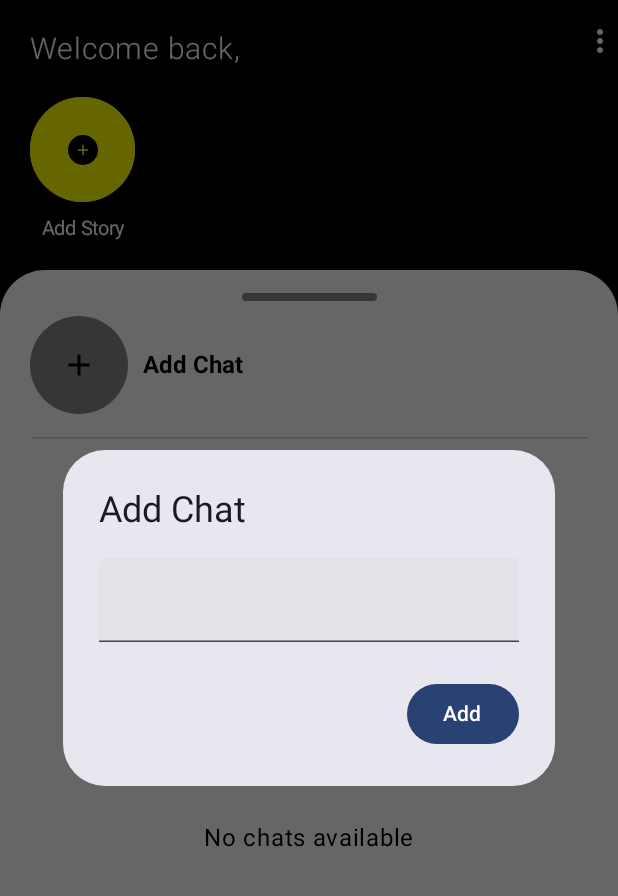
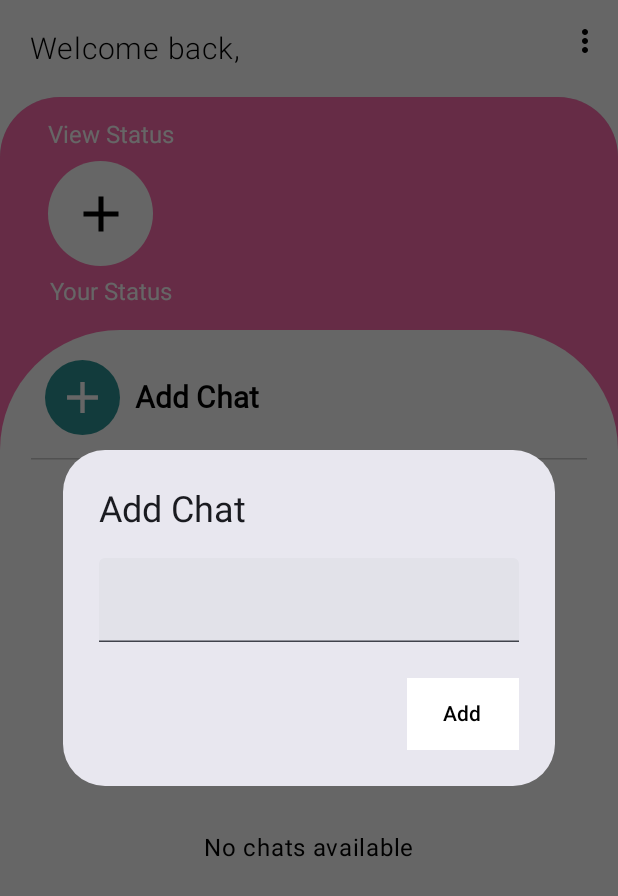
Before and after one commit to jiveshfirke/Intelli-Chat, an Android app built with Jetpack Compose: the HomeScreen screen opened through its navigation route, after a tap on "Add Chat", on a phone screen of 412 x 824 dp. Shown: the top 896 px of the screen. Run offline under Robolectric (Android 15) with nearby library versions, the phone set to English and light mode, and no system bars; our stand-ins replace Dagger/Hilt's generated code, Firebase (no records; nobody signed in at launch, a user with empty details on screens opened directly); libraries missing offline, so code that uses them is left out: com.google.mlkit.nl; Roboto replaces fonts that are not available here.

Commit message:
homeScreen is almost done
almost done but still add chat button needed to be redesign and font for user name on chat list

```diff
--- a/app/build.gradle.kts
+++ b/app/build.gradle.kts
@@ -74,6 +74,7 @@ dependencies {
     implementation(libs.firebase.auth)
     implementation(libs.firebase.firestore)
     implementation(libs.firebase.storage)
+    implementation(libs.smart.reply.common)
     testImplementation(libs.junit)
     androidTestImplementation(libs.androidx.junit)
     androidTestImplementation(libs.androidx.espresso.core)
--- a/app/src/main/java/com/dedsec/intellichat/screens/home_screen.kt
+++ b/app/src/main/java/com/dedsec/intellichat/screens/home_screen.kt
@@ -30,6 +30,8 @@ import androidx.compose.material.icons.filled.Add
 import androidx.compose.material.icons.filled.MoreVert
 import androidx.compose.material3.AlertDialog
 import androidx.compose.material3.Button
+import androidx.compose.material3.ButtonDefaults
+import androidx.compose.material3.Card
 import androidx.compose.material3.DropdownMenu
 import androidx.compose.material3.DropdownMenuItem
 import androidx.compose.material3.HorizontalDivider
@@ -43,12 +45,16 @@ import androidx.compose.runtime.remember
 import androidx.compose.ui.Alignment
 import androidx.compose.ui.Modifier
 import androidx.compose.ui.draw.clip
+import androidx.compose.ui.draw.clipToBounds
 import androidx.compose.ui.graphics.Color
+import androidx.compose.ui.graphics.RectangleShape
+import androidx.compose.ui.layout.ContentScale
 import androidx.compose.ui.platform.LocalContext
 import androidx.compose.ui.res.painterResource
 import androidx.compose.ui.text.SpanStyle
 import androidx.compose.ui.text.TextStyle
 import androidx.compose.ui.text.buildAnnotatedString
+import androidx.compose.ui.text.font.FontFamily
 import androidx.compose.ui.text.font.FontWeight
 import androidx.compose.ui.text.input.KeyboardType
 import androidx.compose.ui.text.withStyle
@@ -64,6 +70,7 @@ import com.dedsec.intellichat.navigation.Chat
 import com.dedsec.intellichat.navigation.Profile
 import com.dedsec.intellichat.navigation.Single_Status
 import com.dedsec.intellichat.navigation.Start
+import com.dedsec.intellichat.ui.theme.welcomeFont
 
 @Composable
 fun HomeScreen(
@@ -77,7 +84,7 @@ fun HomeScreen(
     Box(
         modifier = Modifier
             .fillMaxSize()
-            .background(Color.Black)
+            .background(Color.White)
             .safeDrawingPadding()
             .padding(top = 15.dp)
     ) {
@@ -87,7 +94,16 @@ fun HomeScreen(
         ) {
             Header(vm.userData.value?.name)
 
-            LazyRow {
+            Card(
+                modifier = Modifier
+                    .fillMaxWidth(),
+                shape = RoundedCornerShape(topStart = 40.dp, topEnd = 40.dp)
+            ) {
+                LazyRow(
+                    modifier = Modifier
+                        .background(Color(0xFFFF6EAF))
+                        .fillMaxWidth()
+                ) {
                     item {
                         val launcher = rememberLauncherForActivityResult(
                             contract = ActivityResultContracts.GetContent()
@@ -132,15 +148,17 @@ fun HomeScreen(
                         }
                     }
                 }
+            }
 
             Box(
                 modifier = Modifier
-                    .padding(top = 20.dp)
+                    .padding(top = 0.dp)
+                    .background(Color(0xFFFF6EAF))
                     .fillMaxSize()
                     .clip(
                         RoundedCornerShape(
-                            topStart = 30.dp,
-                            topEnd = 30.dp
+                            topStart = 80.dp,
+                            topEnd = 80.dp
                         )
                     )
                     .background(Color.White),
@@ -151,7 +169,7 @@ fun HomeScreen(
                     modifier = Modifier
                         .fillMaxSize()
                 ) {
-                    BottomSheet()
+//                    BottomSheet()
                     val showDialog = remember {
                         mutableStateOf(false)
                     }
@@ -211,26 +229,35 @@ fun HomeScreen(
             Icon(
                 imageVector = Icons.Default.MoreVert,
                 contentDescription = null,
-                tint = Color.White,
+                tint = Color.Black,
                 modifier = Modifier
                     .clickable {
                         isVisible.value = !isVisible.value
                     }
+                    .padding(end = 10.dp)
             )
             DropdownMenu(
                 expanded = isVisible.value,
                 onDismissRequest = { isVisible.value = !isVisible.value },
-                modifier = Modifier,
-
+                modifier = Modifier
+                    .background(Color.White),
                 ) {
                 DropdownMenuItem(
-                    text = { Text(text = "Profile") },
+                    text = {
+                        Text(
+                            text = "Profile",
+                            fontSize = 18.sp
+                        )},
                     onClick = {
                         navHostController.navigate(Profile)
                     }
                 )
                 DropdownMenuItem(
-                    text = { Text(text = "Logout") },
+                    text = {
+                        Text(
+                            text = "Logout",
+                            fontSize = 18.sp
+                        ) },
                     onClick = {
                         vm.signOut()
                         navHostController.navigate(Start) {
@@ -262,15 +289,23 @@ fun addChatFunction(
                 Button(
                     onClick = {
                         addChat(addChatNumber.value)
-                    }
+                    },
+                    modifier = Modifier
+                        .background(Color.White),
+                    colors = ButtonDefaults.buttonColors(Color.White),
+                    shape = RoundedCornerShape(30.dp)
                 ) {
                     Text(
-                        "Add"
+                        text = "Add",
+                        color = Color.Black
                     )
                 }
             },
             title = {
-                Text(text = "Add Chat")
+                Text(
+                    text = "Add Chat",
+
+                )
             },
             text = {
                 TextField(
@@ -299,28 +334,33 @@ fun AddChatRow(
         Row(
             modifier = Modifier
                 .fillMaxWidth()
-                .padding(horizontal = 20.dp, vertical = 10.dp),
+                .padding(top = 20.dp, start = 30.dp, end = 20.dp, bottom = 10.dp),
             verticalAlignment = Alignment.CenterVertically
         ) {
             Box(
                 modifier = Modifier
-                    .size(65.dp)
+                    .size(50.dp)
                     .clip(CircleShape)
-                    .background(Color.Gray),
+                    .background(Color(0xFF2D9596)),
                 contentAlignment = Alignment.Center
             ) {
                 Icon(
                     imageVector = Icons.Default.Add,
+                    tint = Color.White,
+                    modifier = Modifier
+                        .size(35.dp),
                     contentDescription = null
                 )
             }
             Spacer(modifier = Modifier.width(10.dp))
+
             Text(
                 "Add Chat",
                 style = TextStyle(
-                    fontSize = 16.sp,
+                    fontSize = 20.sp,
                     color = Color.Black,
-                    fontWeight = FontWeight.Bold
+                    fontWeight = FontWeight.Bold,
+                    fontFamily = welcomeFont
                 ),
             )
         }
@@ -370,6 +410,8 @@ fun UserRow(chatuser: ChatUser, onClick: () -> Unit) {
                     contentDescription = "Person Profile",
                     modifier = Modifier
                         .size(50.dp)
+                        .clip(CircleShape),
+                    contentScale = ContentScale.Crop
                 )
             } else {
                 Image(
@@ -377,6 +419,8 @@ fun UserRow(chatuser: ChatUser, onClick: () -> Unit) {
                     contentDescription = "Person Profile",
                     modifier = Modifier
                         .size(50.dp)
+                        .clip(CircleShape),
+                    contentScale = ContentScale.Crop
                 )
             }
             Spacer(
@@ -418,7 +462,7 @@ fun Header(name: String?) {
     val text = buildAnnotatedString {
         withStyle(
             style = SpanStyle(
-                color = Color.White,
+                color = Color.Black,
                 fontSize = 20.sp,
                 fontWeight = FontWeight.W300
             )
@@ -428,11 +472,11 @@ fun Header(name: String?) {
         withStyle(
             style = SpanStyle(
                 fontSize = 20.sp,
-                color = Color.White,
+                color = Color.Black,
                 fontWeight = FontWeight.Bold
             )
         ) {
-            append(name?: "")
+            append(name ?: "")
         }
     }
     Text(
@@ -445,13 +489,23 @@ fun Header(name: String?) {
 @Composable
 fun AddStoryLayout(onClick: () -> Unit) {
     Column(
+        verticalArrangement = Arrangement.Center,
         modifier = Modifier
-            .padding(start = 20.dp)
+            .padding(start = 32.dp, top = 16.dp, bottom = 16.dp)
     ) {
+        Text(
+            text = "View Status",
+            style = TextStyle(
+                color = Color.White,
+                fontSize = 16.sp
+            ),
+            modifier = Modifier
+        )
+        Spacer(modifier = Modifier.height(8.dp))
         Box(
             modifier = Modifier
-                .border(2.dp, Color.Yellow, CircleShape)
-                .background(Color.Yellow, CircleShape)
+//                .border(width = 3.dp, color = Color.Black, shape = CircleShape)
+                .background(Color.White, CircleShape)
                 .size(70.dp)
                 .clickable {
                     onClick()
@@ -459,26 +513,26 @@ fun AddStoryLayout(onClick: () -> Unit) {
             contentAlignment = Alignment.Center
         ) {
             Box(
-                modifier = Modifier
-                    .size(20.dp)
-                    .background(Color.Black, CircleShape),
-                contentAlignment = Alignment.Center
+//                modifier = Modifier
+//                    .size(20.dp)
+//                    .background(Color.White, CircleShape),
+//                contentAlignment = Alignment.Center
             ) {
                 Icon(
                     imageVector = Icons.Default.Add,
                     contentDescription = "Add",
-                    tint = Color.Yellow,
+                    tint = Color.Black,
                     modifier = Modifier
-                        .size(12.dp)
+                        .size(40.dp)
                 )
             }
         }
-        Spacer(modifier = Modifier.height(10.dp))
+        Spacer(modifier = Modifier.height(8.dp))
         Text(
-            "Add Story",
+            "Your Status",
             style = TextStyle(
                 color = Color.White,
-                fontSize = 13.sp
+                fontSize = 16.sp
             ),
             modifier = Modifier
                 .align(Alignment.CenterHorizontally)
@@ -489,14 +543,14 @@ fun AddStoryLayout(onClick: () -> Unit) {
 @Composable
 fun UserStoryLayout(name: String?, imageUrl: String?, onClick: () -> Unit) {
     Column(
+        verticalArrangement = Arrangement.Center,
         modifier = Modifier
-            .padding(horizontal = 10.dp)
+            .padding(start = 16.dp, top = 41.dp, bottom = 16.dp)
     ) {
         Box(
             modifier = Modifier
-                .border(2.dp, Color.Yellow, CircleShape)
-                .background(Color.Yellow, CircleShape)
                 .size(70.dp)
+                .background(Color.White, CircleShape)
                 .clickable {
                     onClick()
                 },
@@ -507,14 +561,18 @@ fun UserStoryLayout(name: String?, imageUrl: String?, onClick: () -> Unit) {
                     painter = painterResource(id = R.drawable.ic_user),
                     contentDescription = "Person DP",
                     modifier = Modifier
-                        .size(65.dp)
+                        .size(70.dp)
+                        .clip(CircleShape),
+                    contentScale = ContentScale.Crop,
                 )
             } else {
                 Image(
                     painter = rememberAsyncImagePainter(model = imageUrl),
                     contentDescription = "Person DP",
                     modifier = Modifier
-                        .size(65.dp)
+                        .size(70.dp)
+                        .clip(CircleShape),
+                    contentScale = ContentScale.Crop
                 )
             }
         }
@@ -523,7 +581,7 @@ fun UserStoryLayout(name: String?, imageUrl: String?, onClick: () -> Unit) {
             name ?: "",
             style = TextStyle(
                 color = Color.White,
-                fontSize = 13.sp
+                fontSize = 16.sp
             ),
             modifier = Modifier
                 .align(Alignment.CenterHorizontally)
--- a/app/src/main/java/com/dedsec/intellichat/screens/sign_up.kt
+++ b/app/src/main/java/com/dedsec/intellichat/screens/sign_up.kt
@@ -116,7 +116,6 @@ fun SignUpScreen(
     }
 
     Box {
-
         BackgroundImageLogin()
         Column(
             modifier = Modifier
--- a/gradle/libs.versions.toml
+++ b/gradle/libs.versions.toml
@@ -19,6 +19,7 @@ firebaseStorage = "21.0.0"
 lifecycleViewmodel = "2.8.2"
 runtimeLivedata = "1.6.8"
 smartReply = "17.0.3"
+smartReplyCommon = "16.1.0"
 
 [libraries]
 androidx-core-ktx = { group = "androidx.core", name = "core-ktx", version.ref = "coreKtx" }
@@ -49,6 +50,7 @@ firebase-auth = { group = "com.google.firebase", name = "firebase-auth", version
 firebase-firestore = { group = "com.google.firebase", name = "firebase-firestore", version.ref = "firebaseFirestore" }
 firebase-storage = { group = "com.google.firebase", name = "firebase-storage", version.ref = "firebaseStorage" }
 smart-reply = { module = "com.google.mlkit:smart-reply", version.ref = "smartReply" }
+smart-reply-common = { group = "com.google.mlkit", name = "smart-reply-common", version.ref = "smartReplyCommon" }
 
 [plugins]
 android-application = { id = "com.android.application", version.ref = "agp" }
```
Lines whose indentation alone changed are shown as unchanged.
